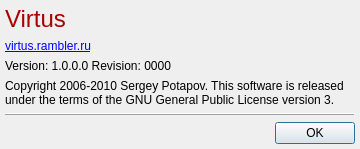
This is src/loader/aboutbox.ui in silvansky/Contacts as Qt 5 draws it before an edit. The edited form follows.
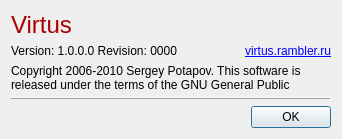
This is the edited form.

What changed in the file:
```diff
--- a/src/loader/aboutbox.ui
+++ b/src/loader/aboutbox.ui
@@ -6,17 +6,14 @@
    <rect>
     <x>0</x>
     <y>0</y>
-    <width>360</width>
-    <height>149</height>
+    <width>342</width>
+    <height>139</height>
    </rect>
   </property>
   <property name="windowTitle">
    <string>About the programm</string>
   </property>
   <layout class="QVBoxLayout" name="verticalLayout">
-   <property name="margin">
-    <number>5</number>
-   </property>
    <item>
     <layout class="QHBoxLayout" name="horizontalLayout">
      <item>
@@ -84,21 +81,25 @@
     </layout>
    </item>
    <item>
-    <widget class="QLabel" name="lblHomePage">
-     <property name="text">
-      <string notr="true">&lt;a href='http://virtus.rambler.ru'&gt;virtus.rambler.ru&lt;/a&gt;</string>
-     </property>
-     <property name="alignment">
-      <set>Qt::AlignLeading|Qt::AlignLeft|Qt::AlignVCenter</set>
-     </property>
-    </widget>
-   </item>
+    <layout class="QHBoxLayout" name="horizontalLayout_2">
    <item>
     <widget class="QLabel" name="lblVersion">
      <property name="text">
       <string notr="true">Version: 1.0.0.0 Revision: 0000</string>
      </property>
     </widget>
+     </item>
+     <item>
+      <widget class="QLabel" name="lblHomePage">
+       <property name="text">
+        <string notr="true">&lt;a href='http://virtus.rambler.ru'&gt;virtus.rambler.ru&lt;/a&gt;</string>
+       </property>
+       <property name="alignment">
+        <set>Qt::AlignRight|Qt::AlignTrailing|Qt::AlignVCenter</set>
+       </property>
+      </widget>
+     </item>
+    </layout>
    </item>
    <item>
     <widget class="QLabel" name="lblCopyright">
```
Lines whose indentation alone changed are shown as unchanged.
